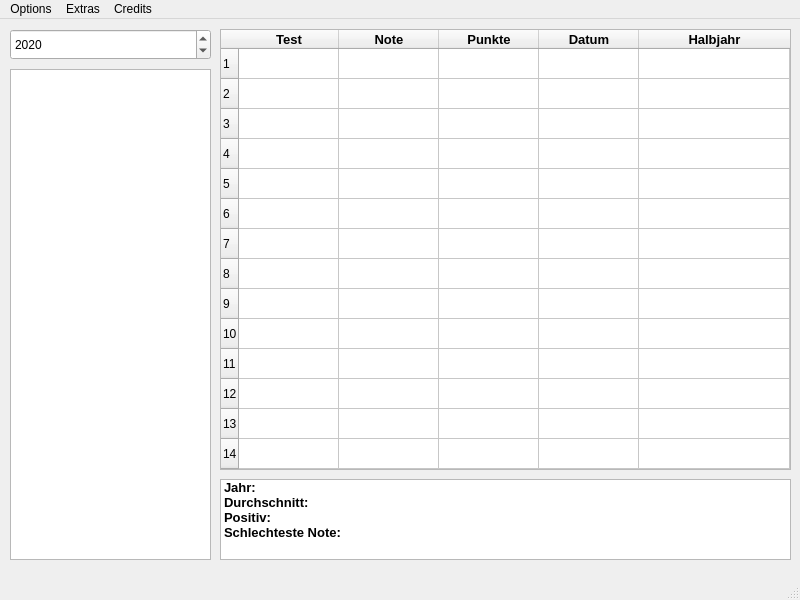
Old version of the form application.ui in the repository htl-el/GradeCalculator.
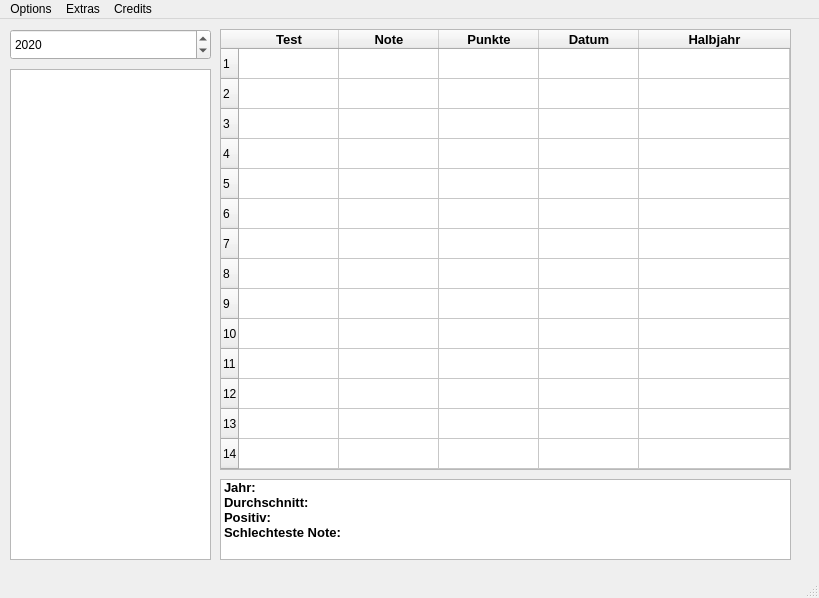
New version of the form.

```diff
--- a/application.ui
+++ b/application.ui
@@ -6,8 +6,8 @@
    <rect>
     <x>0</x>
     <y>0</y>
-    <width>800</width>
-    <height>600</height>
+    <width>819</width>
+    <height>598</height>
    </rect>
   </property>
   <property name="windowTitle">
@@ -216,8 +216,8 @@
     <rect>
      <x>0</x>
      <y>0</y>
-     <width>800</width>
-     <height>21</height>
+     <width>819</width>
+     <height>25</height>
     </rect>
    </property>
    <widget class="QMenu" name="menuExtras">
```
Left out of the diff: 16 changed lines with no effect on the pictures.
